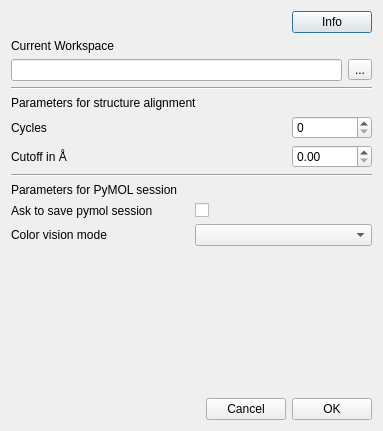
First picture: the form in pyssa/gui/ui/forms/dlgSettingsGlobal.ui, repository urban233/PySSA, before the edit.
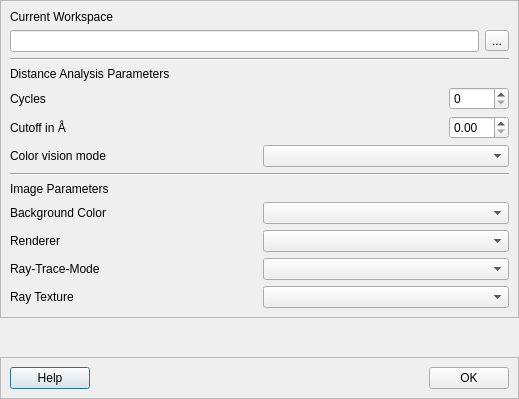
Second picture: the form after the edit.

Commit message: update: settings with image parameters

Patch:
```diff
--- a/pyssa/gui/ui/forms/dlgSettingsGlobal.ui
+++ b/pyssa/gui/ui/forms/dlgSettingsGlobal.ui
@@ -6,8 +6,8 @@
    <rect>
     <x>0</x>
     <y>0</y>
-    <width>383</width>
-    <height>431</height>
+    <width>519</width>
+    <height>399</height>
    </rect>
   </property>
   <property name="contextMenuPolicy">
@@ -16,31 +16,28 @@
   <property name="windowTitle">
    <string>Dialog</string>
   </property>
-  <layout class="QVBoxLayout" name="verticalLayout_2">
-   <item>
-    <layout class="QHBoxLayout" name="horizontalLayout_2">
-     <item>
-      <spacer name="horizontalSpacer_2">
-       <property name="orientation">
-        <enum>Qt::Horizontal</enum>
-       </property>
-       <property name="sizeHint" stdset="0">
-        <size>
-         <width>40</width>
-         <height>20</height>
-        </size>
-       </property>
-      </spacer>
-     </item>
+  <layout class="QVBoxLayout" name="verticalLayout_6">
+   <property name="leftMargin">
+    <number>0</number>
+   </property>
+   <property name="topMargin">
+    <number>0</number>
+   </property>
+   <property name="rightMargin">
+    <number>0</number>
+   </property>
+   <property name="bottomMargin">
+    <number>0</number>
+   </property>
      <item>
-      <widget class="QPushButton" name="btn_info">
-       <property name="text">
-        <string>Info</string>
-       </property>
-      </widget>
-     </item>
-    </layout>
-   </item>
+    <widget class="QFrame" name="frame">
+     <property name="frameShape">
+      <enum>QFrame::StyledPanel</enum>
+     </property>
+     <property name="frameShadow">
+      <enum>QFrame::Raised</enum>
+     </property>
+     <layout class="QVBoxLayout" name="verticalLayout_5">
    <item>
     <layout class="QVBoxLayout" name="verticalLayout_3">
      <item>
@@ -78,7 +75,7 @@
      <item>
       <widget class="QLabel" name="label_6">
        <property name="text">
-        <string>Parameters for structure alignment</string>
+           <string>Distance Analysis Parameters</string>
        </property>
       </widget>
      </item>
@@ -97,7 +94,7 @@
       <widget class="QSpinBox" name="spb_cycles">
        <property name="maximumSize">
         <size>
-         <width>80</width>
+            <width>60</width>
          <height>16777215</height>
         </size>
        </property>
@@ -118,7 +115,7 @@
       <widget class="QDoubleSpinBox" name="dspb_cutoff">
        <property name="maximumSize">
         <size>
-         <width>80</width>
+            <width>60</width>
          <height>16777215</height>
         </size>
        </property>
@@ -126,42 +123,6 @@
      </item>
     </layout>
    </item>
-   <item>
-    <layout class="QVBoxLayout" name="verticalLayout">
-     <item>
-      <widget class="Line" name="line_2">
-       <property name="orientation">
-        <enum>Qt::Horizontal</enum>
-       </property>
-      </widget>
-     </item>
-     <item>
-      <widget class="QLabel" name="label">
-       <property name="text">
-        <string>Parameters for PyMOL session</string>
-       </property>
-      </widget>
-     </item>
-    </layout>
-   </item>
-   <item>
-    <layout class="QHBoxLayout" name="horizontalLayout_7">
-     <item>
-      <widget class="QLabel" name="lbl_ask_to_save_pymol_session">
-       <property name="text">
-        <string>Ask to save pymol session</string>
-       </property>
-      </widget>
-     </item>
-     <item>
-      <widget class="QCheckBox" name="cb_ask_to_save_pymol_session">
-       <property name="text">
-        <string/>
-       </property>
-      </widget>
-     </item>
-    </layout>
-   </item>
    <item>
     <layout class="QHBoxLayout" name="horizontalLayout">
      <item>
@@ -177,23 +138,113 @@
     </layout>
    </item>
    <item>
+       <layout class="QVBoxLayout" name="verticalLayout">
+        <item>
+         <widget class="Line" name="line_2">
+          <property name="orientation">
+           <enum>Qt::Horizontal</enum>
+          </property>
+         </widget>
+        </item>
+        <item>
+         <widget class="QLabel" name="label">
+          <property name="text">
+           <string>Image Parameters</string>
+          </property>
+         </widget>
+        </item>
+       </layout>
+      </item>
+      <item>
+       <layout class="QHBoxLayout" name="horizontalLayout_2">
+        <item>
+         <widget class="QLabel" name="label_24">
+          <property name="text">
+           <string>Background Color</string>
+          </property>
+         </widget>
+        </item>
+        <item>
+         <widget class="QComboBox" name="box_bg_color"/>
+        </item>
+       </layout>
+      </item>
+      <item>
+       <layout class="QHBoxLayout" name="horizontalLayout_7">
+        <item>
+         <widget class="QLabel" name="label_8">
+          <property name="text">
+           <string>Renderer</string>
+          </property>
+         </widget>
+        </item>
+        <item>
+         <widget class="QComboBox" name="box_renderer"/>
+        </item>
+       </layout>
+      </item>
+      <item>
+       <layout class="QHBoxLayout" name="horizontalLayout_8">
+        <item>
+         <widget class="QLabel" name="label_10">
+          <property name="text">
+           <string>Ray-Trace-Mode</string>
+          </property>
+         </widget>
+        </item>
+        <item>
+         <widget class="QComboBox" name="box_ray_trace_mode"/>
+        </item>
+       </layout>
+      </item>
+      <item>
+       <layout class="QHBoxLayout" name="horizontalLayout_9">
+        <item>
+         <widget class="QLabel" name="label_14">
+          <property name="text">
+           <string>Ray Texture</string>
+          </property>
+         </widget>
+        </item>
+        <item>
+         <widget class="QComboBox" name="box_ray_texture"/>
+        </item>
+       </layout>
+      </item>
+     </layout>
+    </widget>
+   </item>
+   <item>
     <spacer name="verticalSpacer">
      <property name="orientation">
       <enum>Qt::Vertical</enum>
      </property>
-     <property name="sizeType">
-      <enum>QSizePolicy::MinimumExpanding</enum>
-     </property>
      <property name="sizeHint" stdset="0">
       <size>
        <width>20</width>
-       <height>48</height>
+       <height>40</height>
       </size>
      </property>
     </spacer>
    </item>
+   <item>
+    <widget class="QFrame" name="frame_bottom">
+     <property name="frameShape">
+      <enum>QFrame::StyledPanel</enum>
+     </property>
+     <property name="frameShadow">
+      <enum>QFrame::Raised</enum>
+     </property>
+     <layout class="QVBoxLayout" name="verticalLayout_2">
    <item>
     <layout class="QHBoxLayout" name="horizontalLayout_3">
+        <item>
+         <widget class="QPushButton" name="btn_help">
+          <property name="text">
+           <string>Help</string>
+          </property>
+         </widget>
+        </item>
      <item>
       <spacer name="horizontalSpacer">
        <property name="orientation">
@@ -207,13 +258,6 @@
        </property>
       </spacer>
      </item>
-     <item>
-      <widget class="QPushButton" name="btn_cancel">
-       <property name="text">
-        <string>Cancel</string>
-       </property>
-      </widget>
-     </item>
      <item>
       <widget class="QPushButton" name="btn_ok">
        <property name="text">
@@ -222,6 +266,9 @@
       </widget>
      </item>
     </layout>
+      </item>
+     </layout>
+    </widget>
    </item>
   </layout>
  </widget>
```
Lines whose indentation alone changed are shown as unchanged. The commit also changes 5 other files.
